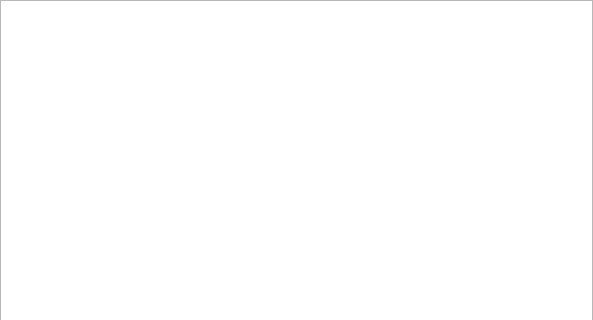
Old version of the form cslibs/csPDFUI/forms/csPdfUiTocWidget.ui in the repository CaSchmidt/csLabs; both pictures show x 0 to 593 and y 0 to 320 of the 593 by 568 pixel window.
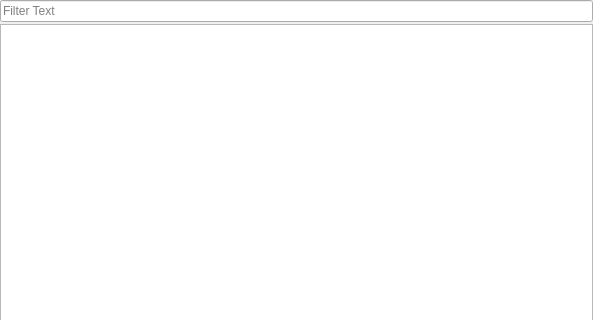
New version of the form.

Commit message: Filter TOC.

The edit to the form file:
```diff
--- a/cslibs/csPDFUI/forms/csPdfUiTocWidget.ui
+++ b/cslibs/csPDFUI/forms/csPdfUiTocWidget.ui
@@ -14,6 +14,9 @@
    <string>Form</string>
   </property>
   <layout class="QVBoxLayout" name="verticalLayout">
+   <property name="spacing">
+    <number>2</number>
+   </property>
    <property name="leftMargin">
     <number>0</number>
    </property>
@@ -26,6 +29,16 @@
    <property name="bottomMargin">
     <number>0</number>
    </property>
+   <item>
+    <widget class="QLineEdit" name="filterEdit">
+     <property name="placeholderText">
+      <string>Filter Text</string>
+     </property>
+     <property name="clearButtonEnabled">
+      <bool>true</bool>
+     </property>
+    </widget>
+   </item>
    <item>
     <widget class="QTreeView" name="contentsView">
      <property name="editTriggers">
```
The commit also changes 6 other files.
